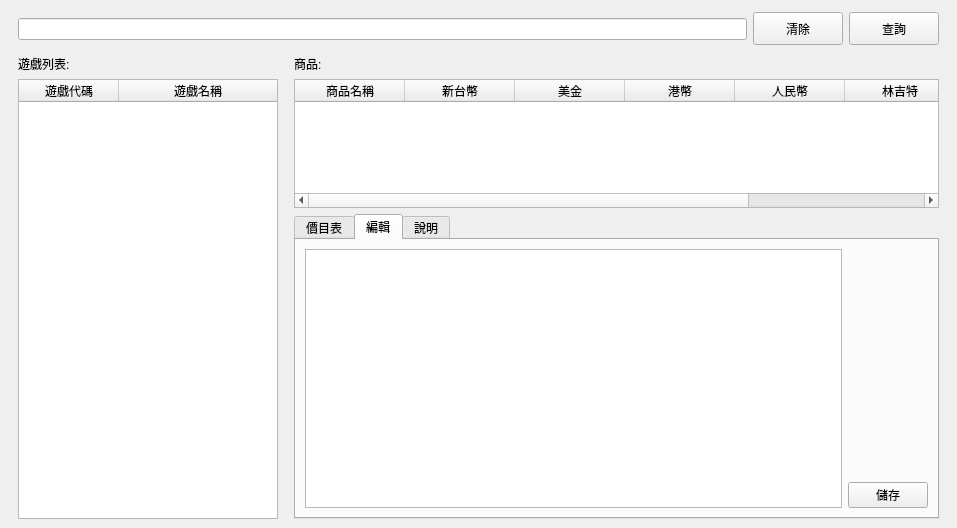
Above: src/AdbClient/StageOrder/LayerCostTable.ui from roger0816/Adb before the change. Below: the same form after it.
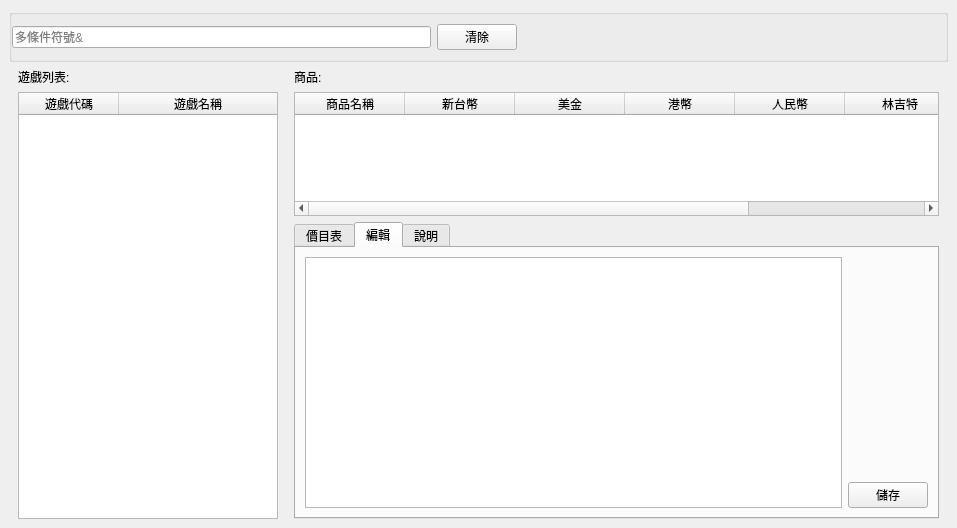
That is the form after the change.

What changed in the file:
```diff
--- a/src/AdbClient/StageOrder/LayerCostTable.ui
+++ b/src/AdbClient/StageOrder/LayerCostTable.ui
@@ -33,67 +33,37 @@
     <widget class="QWidget" name="wBg" native="true">
      <layout class="QVBoxLayout" name="verticalLayout">
       <item>
-       <widget class="QWidget" name="widget" native="true">
-        <property name="minimumSize">
-         <size>
-          <width>0</width>
-          <height>40</height>
-         </size>
-        </property>
-        <property name="maximumSize">
-         <size>
-          <width>16777215</width>
-          <height>60</height>
-         </size>
-        </property>
-        <property name="styleSheet">
-         <string notr="true"/>
-        </property>
-        <layout class="QHBoxLayout" name="horizontalLayout">
-         <property name="topMargin">
-          <number>0</number>
-         </property>
-         <property name="bottomMargin">
+       <widget class="QGroupBox" name="groupBox_3">
+        <layout class="QHBoxLayout" name="horizontalLayout_2">
+         <property name="leftMargin">
           <number>0</number>
          </property>
          <item>
           <widget class="QLineEdit" name="txSearch">
-           <property name="maximumSize">
-            <size>
-             <width>16777215</width>
-             <height>16777215</height>
-            </size>
-           </property>
-           <property name="styleSheet">
-            <string notr="true">font: 18px &quot;Microsoft JhengHei UI&quot;;</string>
+           <property name="placeholderText">
+            <string>多條件符號&amp;</string>
            </property>
           </widget>
          </item>
          <item>
           <widget class="QPushButton" name="btnClear">
-           <property name="minimumSize">
-            <size>
-             <width>90</width>
-             <height>33</height>
-            </size>
-           </property>
            <property name="text">
             <string>清除</string>
            </property>
           </widget>
          </item>
          <item>
-          <widget class="QPushButton" name="btnSearch">
-           <property name="minimumSize">
+          <spacer name="horizontalSpacer_4">
+           <property name="orientation">
+            <enum>Qt::Horizontal</enum>
+           </property>
+           <property name="sizeHint" stdset="0">
             <size>
-             <width>90</width>
-             <height>33</height>
+             <width>40</width>
+             <height>20</height>
             </size>
            </property>
-           <property name="text">
-            <string>查詢</string>
-           </property>
-          </widget>
+          </spacer>
          </item>
         </layout>
        </widget>
```
